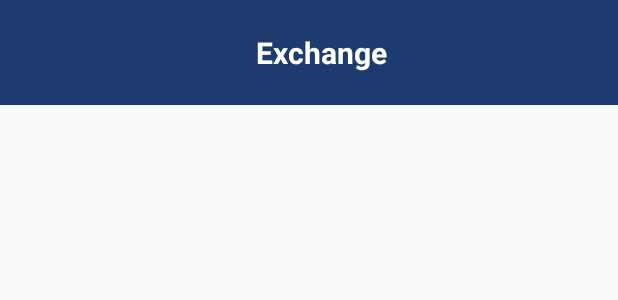
After one commit to giovanijfc/Rtc-currency, an Android app: the layout component_toolbar_find.xml on its own in the app's theme, with its tools: preview values and no code run, on a phone screen of 412 x 824 dp. The commit adds this screen. Shown: the top 300 px of the screen. Run offline under Robolectric (Android 15) with nearby library versions, the light colour scheme and no system bars.

Commit message:
Adds config initial toolbars

```diff
--- a/app/build.gradle
+++ b/app/build.gradle
@@ -32,6 +32,7 @@ dependencies {
     implementation 'androidx.constraintlayout:constraintlayout:1.1.3'
     implementation 'androidx.fragment:fragment-ktx:1.1.0'
     implementation "androidx.lifecycle:lifecycle-extensions:2.0.0"
+    implementation 'com.android.support:recyclerview-v7:28.0.0'
 
     testImplementation 'junit:junit:4.12'
 
--- a/app/src/main/java/com/example/rtc_currency/ui/view/SplashActivity.kt
+++ b/app/src/main/java/com/example/rtc_currency/ui/view/SplashActivity.kt
@@ -5,7 +5,7 @@ import androidx.appcompat.app.AppCompatActivity
 import android.os.Bundle
 import com.example.rtc_currency.R
 
-class SplashActivity: AppCompatActivity() {
+class SplashActivity : AppCompatActivity() {
 
     override fun onCreate(savedInstanceState: Bundle?) {
         super.onCreate(savedInstanceState)
--- a/app/src/main/java/com/example/rtc_currency/ui/view_model/HomeViewModel.kt
+++ b/app/src/main/java/com/example/rtc_currency/ui/view_model/HomeViewModel.kt
@@ -8,15 +8,14 @@ import androidx.lifecycle.AndroidViewModel
 import com.example.rtc_currency.Preferences
 import com.example.rtc_currency.ui.view.StepsInfoActivity
 
-class HomeViewModel(application: Application): AndroidViewModel(application) {
+class HomeViewModel(application: Application) : AndroidViewModel(application) {
 
     private val context: Context = getApplication<Application>().applicationContext
 
-    fun checkFirstInitializationApp () {
+    fun checkFirstInitializationApp() {
         val preferences = Preferences(context)
         val isFirstInitialization = preferences.isFirstInitialization()
 
-        Log.i("FIRST INITIALIZATION?", isFirstInitialization.toString())
         if (isFirstInitialization) {
             val stepsInfoIntent = Intent(context, StepsInfoActivity::class.java)
             stepsInfoIntent.addFlags(Intent.FLAG_ACTIVITY_NEW_TASK)
--- a/app/src/main/java/com/example/rtc_currency/ui/view_model/SplashViewModel.kt
+++ b/app/src/main/java/com/example/rtc_currency/ui/view_model/SplashViewModel.kt
@@ -2,5 +2,5 @@ package com.example.rtc_currency.ui.view_model
 
 import androidx.lifecycle.ViewModel
 
-class SplashViewModel: ViewModel() {
+class SplashViewModel : ViewModel() {
 }
--- /dev/null
+++ b/app/src/main/res/layout/component_toolbar_find.xml
@@ -0,0 +1,18 @@
+<?xml version="1.0" encoding="utf-8"?>
+
+<androidx.appcompat.widget.Toolbar
+    xmlns:android="http://schemas.android.com/apk/res/android"
+    android:layout_width="match_parent"
+    android:layout_height="70dp"
+    android:background="@color/colorPrimary">
+
+    <com.example.rtc_currency.components.RTCTextBold
+        android:id="@+id/text_title"
+        android:layout_width="match_parent"
+        android:layout_height="match_parent"
+        android:gravity="center"
+        android:text="Exchange"
+        android:textColor="@color/white"
+        android:textSize="@dimen/high_font" />
+
+</androidx.appcompat.widget.Toolbar>
--- a/app/src/main/res/values/strings.xml
+++ b/app/src/main/res/values/strings.xml
@@ -11,4 +11,7 @@
     <string name="alerts">Alerts</string>
     <string name="track_your_assets">Track your assets even if you dont look at them…</string>
     <string name="adds_alerts_to_tracking">Add alerts to keep track of assets and receive notifications…</string>
+    <string name="select_your_exchange">SELECT AN EXCHANGE</string>
+    <string name="search">Search</string>
+    <string name="exchanges">Exchanges</string>
 </resources>
--- a/app/src/main/res/values/styles.xml
+++ b/app/src/main/res/values/styles.xml
@@ -8,4 +8,13 @@
         <item name="android:windowLightStatusBar">true</item>
     </style>
 
+    <style name="AppTheme.WithToolbar" parent="Theme.AppCompat.Light.DarkActionBar">
+        <item name="windowActionBar">false</item>
+        <item name="windowNoTitle">true</item>
+        <item name="colorPrimary">@color/colorPrimary</item>
+        <item name="colorPrimaryDark">@color/colorPrimaryDark</item>
+        <item name="android:statusBarColor">@color/colorPrimary</item>
+        <item name="android:windowLightStatusBar">false</item>
+    </style>
+
 </resources>
```
Also changed, not shown: app/src/main/AndroidManifest.xml (+8 -4 lines), app/src/main/java/com/example/rtc_currency/components/RTCButtonGradientBlue.kt (+6 -1 lines), app/src/main/java/com/example/rtc_currency/ui/view/BaseActivity.kt (added, +13 -0 lines), app/src/main/java/com/example/rtc_currency/ui/view/HomeActivity.kt (+12 -1 lines), app/src/main/res/layout/activity_home.xml (+12 -1 lines), app/src/main/res/menu/menu_toolbar_find.xml (added, +9 -0 lines), 2 other files.
